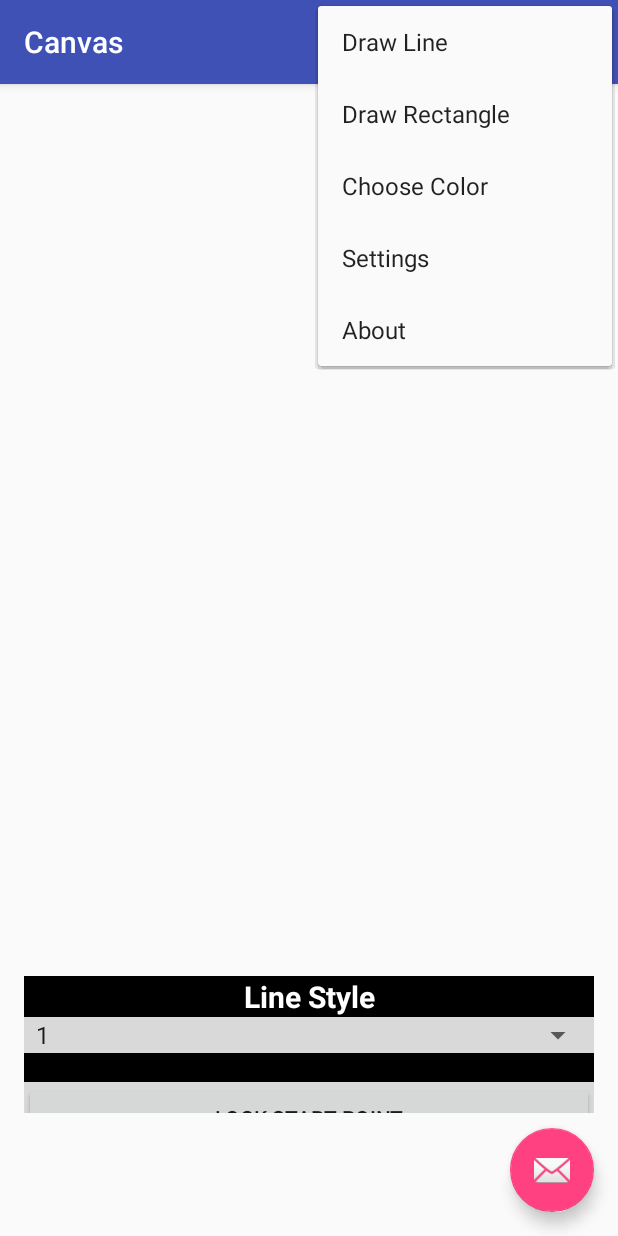
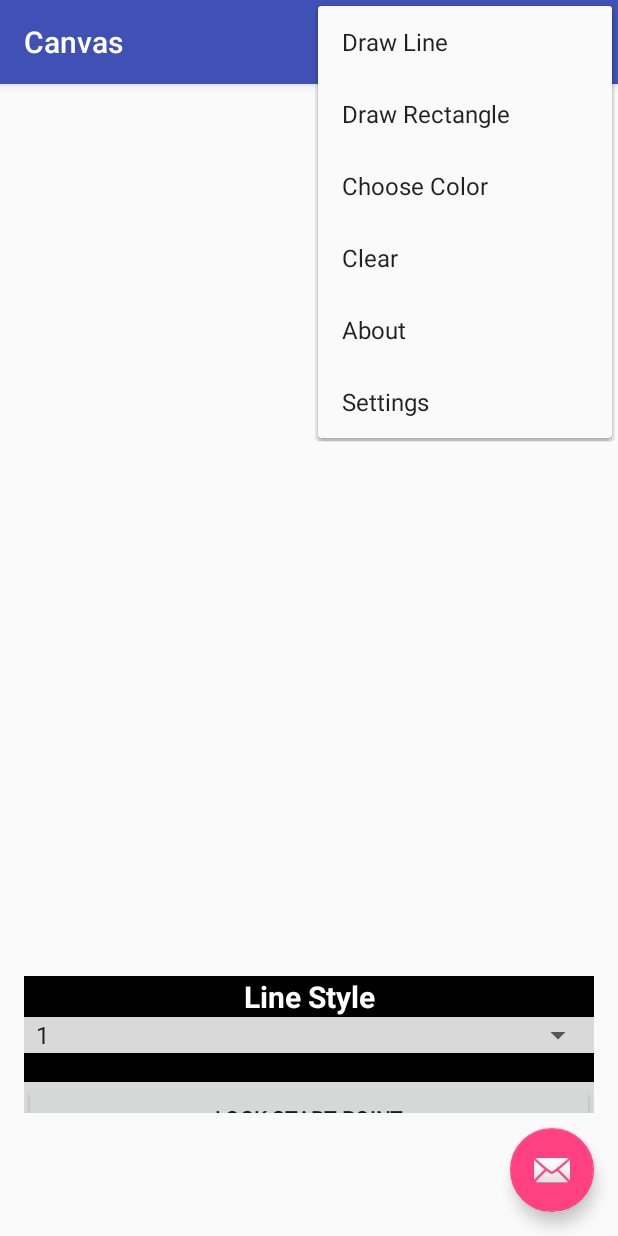
Before and after one commit to gary-larson/Canvas, an Android app: the screen it shows after launch (MainActivity), with the options menu open, on a phone screen of 412 x 824 dp. Run offline under Robolectric (Android 15) with nearby library versions, the phone set to English and light mode, and no system bars.

Commit message:
added clear

```diff
--- a/app/src/main/java/com/antonioramos/canvas/MainActivity.java
+++ b/app/src/main/java/com/antonioramos/canvas/MainActivity.java
@@ -136,6 +136,9 @@ public class MainActivity extends AppCompatActivity implements AdapterView.OnIte
         } else if (id == R.id.action_about) {
             Intent intent = new Intent(getApplicationContext(), AboutActivity.class);
             startActivity(intent);
+        } else if (id == R.id.action_clear) {
+            DrawShape drawShape = (DrawShape) findViewById(R.id.canvas);
+            drawShape.ClearList();
         }
         return super.onOptionsItemSelected(item);
     }
--- a/app/src/main/res/menu/menu_main.xml
+++ b/app/src/main/res/menu/menu_main.xml
@@ -9,22 +9,27 @@
         app:showAsAction="never" />
     <item
         android:id="@+id/action_line"
-        android:orderInCategory="60"
+        android:orderInCategory="40"
         android:title="@string/action_line"
         app:showAsAction="never" />
     <item
         android:id="@+id/action_rectangle"
-        android:orderInCategory="60"
+        android:orderInCategory="50"
         android:title="@string/action_rectangle"
         app:showAsAction="never" />
     <item
         android:id="@+id/action_color"
-        android:orderInCategory="80"
+        android:orderInCategory="60"
         android:title="@string/action_color"
         app:showAsAction="never" />
     <item
+        android:id="@+id/action_clear"
+        android:orderInCategory="70"
+        android:title="@string/action_clear"
+        app:showAsAction="never" />
+    <item
         android:id="@+id/action_about"
-        android:orderInCategory="120"
+        android:orderInCategory="90"
         android:title="@string/action_about"
         app:showAsAction="never" />
 </menu>
--- a/app/src/main/res/values/strings.xml
+++ b/app/src/main/res/values/strings.xml
@@ -4,6 +4,7 @@
     <string name="action_rectangle">Draw Rectangle</string>
     <string name="action_line">Draw Line</string>
     <string name="action_color">Choose Color</string>
+    <string name="action_clear">Clear</string>
     <string name="action_about">About</string>
     <string name="color_title">Pick the color of your choice</string>
     <string name="color_button_label">Return</string>
```
Also changed, not shown: app/src/main/java/com/antonioramos/canvas/DrawShape.java (+9 -0 lines).
